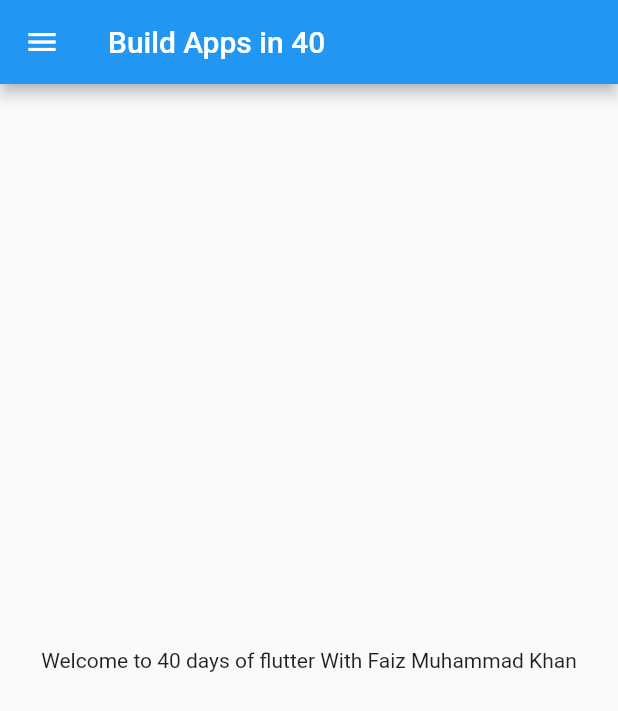
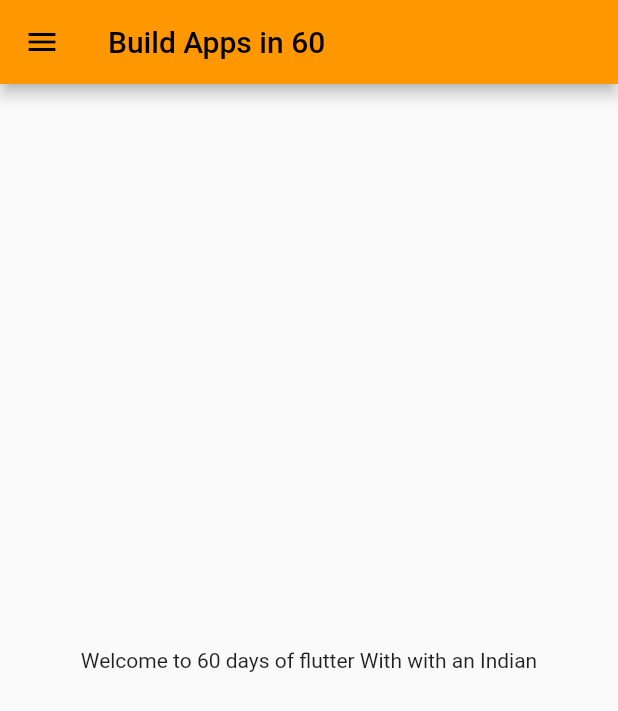
Before and after one commit to risepk/flutter, a Flutter app: the screen it shows after launch, on a phone screen of 412 x 824 dp. Shown: the top 711 px of the screen. Run offline on Flutter 3.47's test engine with Material 2 defaults, Android fonts, the phone set to English and light mode, and no system bars.

Commit message:
Day 3 is completed....

```diff
--- a/lib/homepage.dart
+++ b/lib/homepage.dart
@@ -2,8 +2,8 @@ import 'package:flutter/material.dart';
 
 class HomePage extends StatelessWidget {
   const HomePage({super.key});
-  final name = "Faiz Muhammad Khan";
-  final days = 40;
+  final name = "with an Indian";
+  final days = 60;
   @override
   Widget build(BuildContext context) {
     return Scaffold(
--- a/lib/main.dart
+++ b/lib/main.dart
@@ -1,16 +1,31 @@
 import 'package:flutter/material.dart';
+import 'package:myapp/loginpage.dart';
 import 'package:myapp/homepage.dart';
 
 void main() {
-  runApp(const MyApp());
+  runApp(MyApp());
 }
 
 class MyApp extends StatelessWidget {
   const MyApp({super.key});
+
   @override
   Widget build(BuildContext context) {
-    return const MaterialApp(
-      home: HomePage(),
+    return MaterialApp(
+      //home: HomePage(),
+      initialRoute: "/home",
+      routes: {
+        "/": (context) => LoginPage(),
+        "/home": (context) => HomePage(),
+        "/login": (context) => LoginPage(),
+      },
+      themeMode: ThemeMode.light,
+      theme: ThemeData(
+        primarySwatch: Colors.orange,
+      ),
+      darkTheme: ThemeData(
+        brightness: Brightness.dark,
+      ),
     );
   }
 }
```
Also changed, not shown: lib/loginpage.dart (added, +22 -0 lines).
